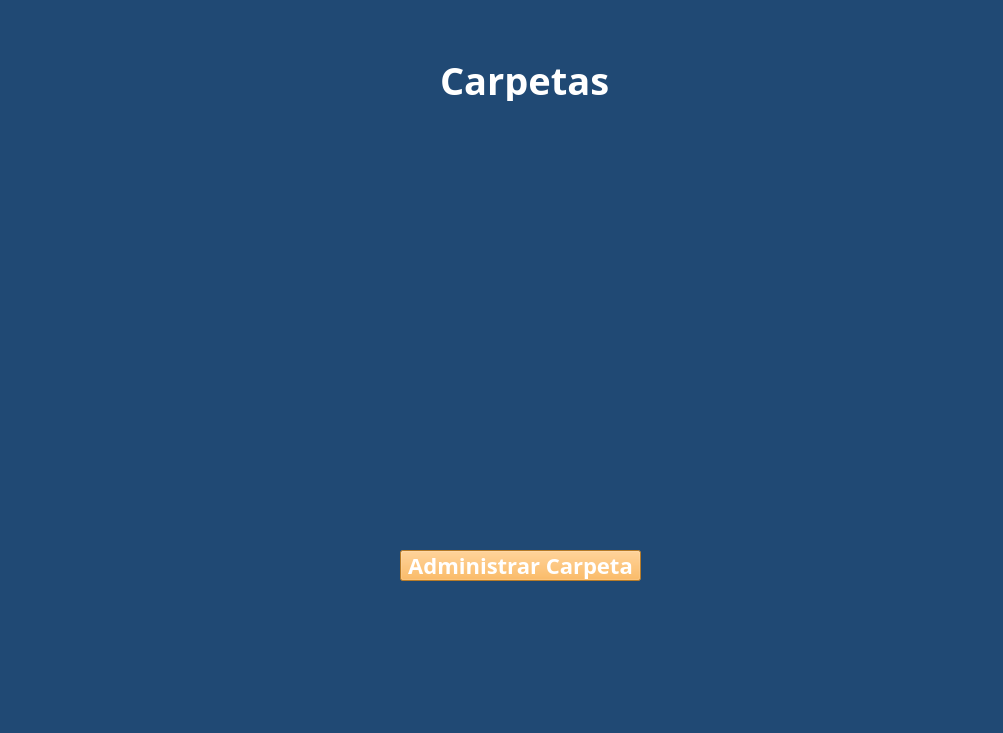
First picture: the form in Tarea3/View/Inicio.ui, repository Gurreck/Git, before the edit.
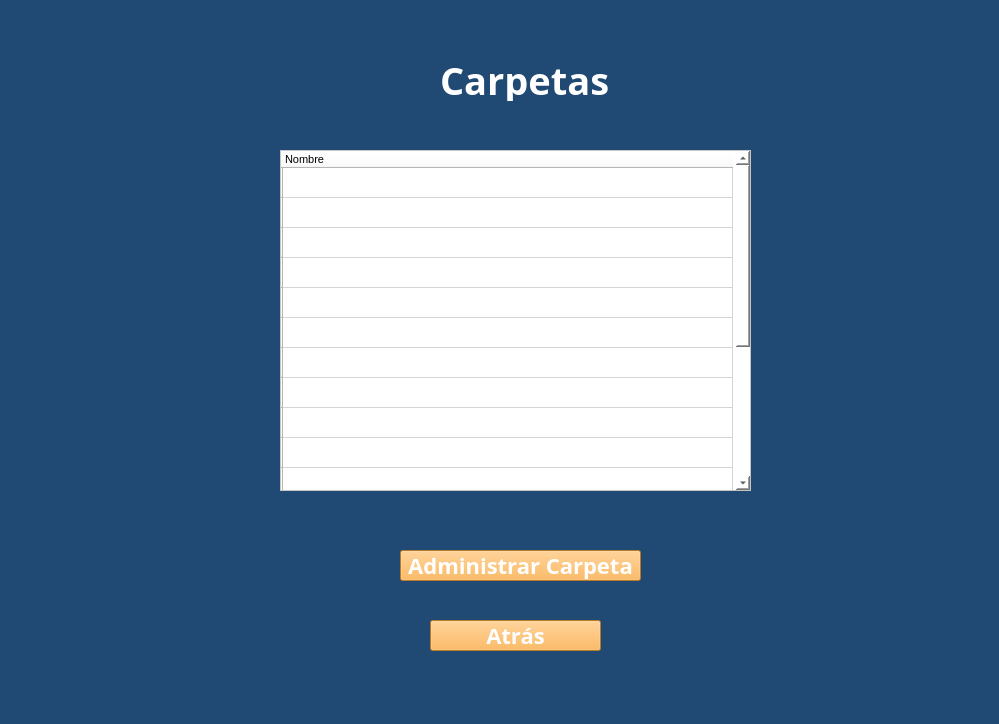
Second picture: the form after the edit. The open tabs and pages were chosen to show the change.

Commit message: Mejora interfaz y botones de atras

```diff
--- a/Tarea3/View/Inicio.ui
+++ b/Tarea3/View/Inicio.ui
@@ -6,8 +6,8 @@
    <rect>
     <x>0</x>
     <y>0</y>
-    <width>1003</width>
-    <height>733</height>
+    <width>999</width>
+    <height>724</height>
    </rect>
   </property>
   <property name="windowTitle">
@@ -466,6 +466,170 @@
        <string>Administrar Carpeta</string>
       </property>
      </widget>
+     <widget class="QFrame" name="frame_2">
+      <property name="geometry">
+       <rect>
+        <x>280</x>
+        <y>150</y>
+        <width>471</width>
+        <height>341</height>
+       </rect>
+      </property>
+      <property name="styleSheet">
+       <string notr="true">background-color: rgb(255, 255, 255);</string>
+      </property>
+      <property name="frameShape">
+       <enum>QFrame::StyledPanel</enum>
+      </property>
+      <property name="frameShadow">
+       <enum>QFrame::Raised</enum>
+      </property>
+      <widget class="QTableWidget" name="tbCarpetas">
+       <property name="geometry">
+        <rect>
+         <x>0</x>
+         <y>0</y>
+         <width>471</width>
+         <height>341</height>
+        </rect>
+       </property>
+       <property name="sizePolicy">
+        <sizepolicy hsizetype="Expanding" vsizetype="Expanding">
+         <horstretch>5</horstretch>
+         <verstretch>5</verstretch>
+        </sizepolicy>
+       </property>
+       <attribute name="horizontalHeaderDefaultSectionSize">
+        <number>450</number>
+       </attribute>
+       <row>
+        <property name="text">
+         <string/>
+        </property>
+       </row>
+       <row>
+        <property name="text">
+         <string/>
+        </property>
+       </row>
+       <row>
+        <property name="text">
+         <string/>
+        </property>
+       </row>
+       <row>
+        <property name="text">
+         <string/>
+        </property>
+       </row>
+       <row>
+        <property name="text">
+         <string/>
+        </property>
+       </row>
+       <row>
+        <property name="text">
+         <string/>
+        </property>
+       </row>
+       <row>
+        <property name="text">
+         <string/>
+        </property>
+       </row>
+       <row>
+        <property name="text">
+         <string/>
+        </property>
+       </row>
+       <row>
+        <property name="text">
+         <string/>
+        </property>
+       </row>
+       <row>
+        <property name="text">
+         <string/>
+        </property>
+       </row>
+       <row>
+        <property name="text">
+         <string/>
+        </property>
+       </row>
+       <row>
+        <property name="text">
+         <string/>
+        </property>
+       </row>
+       <row>
+        <property name="text">
+         <string/>
+        </property>
+       </row>
+       <row>
+        <property name="text">
+         <string/>
+        </property>
+       </row>
+       <row>
+        <property name="text">
+         <string/>
+        </property>
+       </row>
+       <row>
+        <property name="text">
+         <string/>
+        </property>
+       </row>
+       <row>
+        <property name="text">
+         <string/>
+        </property>
+       </row>
+       <column>
+        <property name="text">
+         <string>Nombre</string>
+        </property>
+        <property name="font">
+         <font>
+          <pointsize>8</pointsize>
+          <stylestrategy>PreferDefault</stylestrategy>
+         </font>
+        </property>
+        <property name="textAlignment">
+         <set>AlignJustify|AlignVCenter</set>
+        </property>
+        <property name="background">
+         <color>
+          <red>0</red>
+          <green>0</green>
+          <blue>0</blue>
+         </color>
+        </property>
+       </column>
+      </widget>
+     </widget>
+     <widget class="QPushButton" name="btn_atrasCarpetas">
+      <property name="geometry">
+       <rect>
+        <x>430</x>
+        <y>620</y>
+        <width>171</width>
+        <height>31</height>
+       </rect>
+      </property>
+      <property name="styleSheet">
+       <string notr="true">background-color: rgb(255, 172, 56);
+font-family: ebrima;
+color:rgb(255, 255, 255);
+font-size: 22px;
+font-weight: bold;</string>
+      </property>
+      <property name="text">
+       <string>Atrás</string>
+      </property>
+     </widget>
     </widget>
     <widget class="QWidget" name="page_administrarCarpetasUser">
      <widget class="QLabel" name="label_10">
```
Left out of the diff: 117 changed lines with no effect on the pictures. The commit also changes 8 other files.
